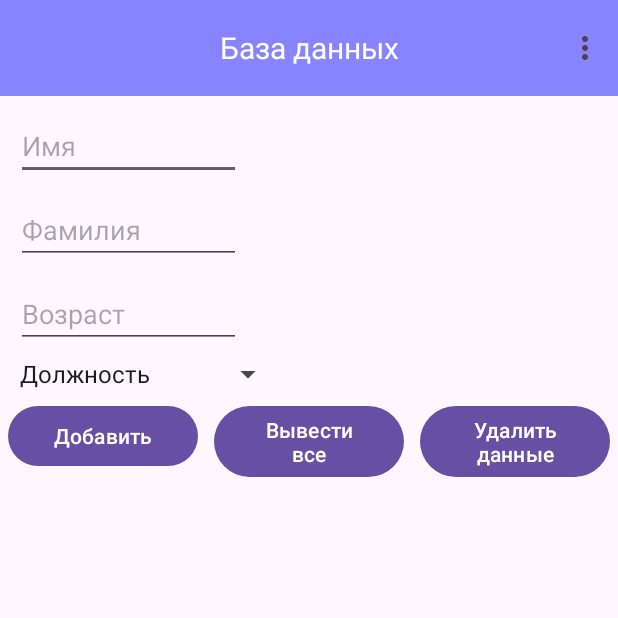
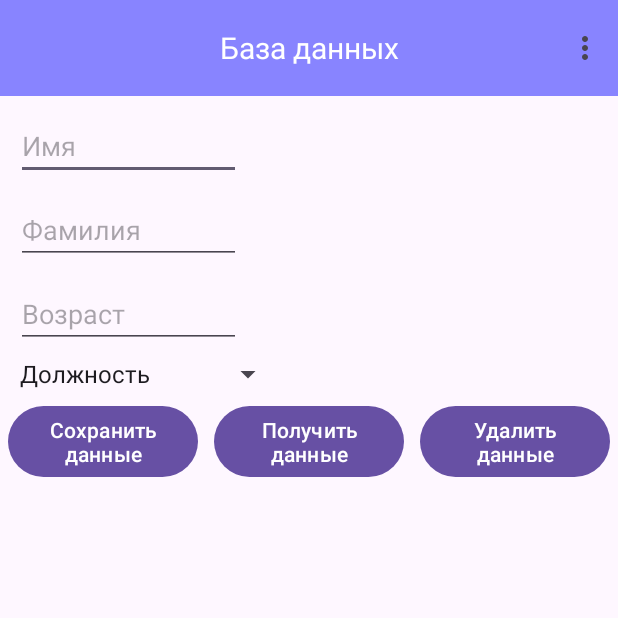
Before and after one commit to Zats1954/DataBase, an Android app: the ExecActivity screen opened directly, with no data from a screen before it, on a phone screen of 412 x 824 dp, the top half of it. Run offline under Robolectric (Android 15) with nearby library versions, the phone set to English and light mode, and no system bars.

Commit message:
corrected strings.xml

```diff
--- a/app/src/main/res/values/strings.xml
+++ b/app/src/main/res/values/strings.xml
@@ -6,8 +6,8 @@
     <string name="text_age">Возраст</string>
     <string name="last_name">Фамилия</string>
     <string name="position">Должность</string>
-    <string name="add">Добавить</string>
-    <string name="info">Вывести все</string>
+    <string name="add">Сохранить данные</string>
+    <string name="info">Получить данные</string>
     <string name="delete">Удалить данные</string>
-    <string name="start">Начать</string>
+    <string name="start">Начать работу</string>
 </resources>
```
